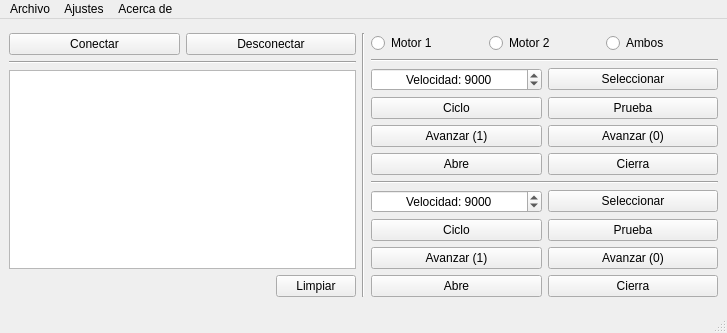
First picture: the form in App/Main.ui, repository Luis2501/Motor-Interferometro, before the edit.
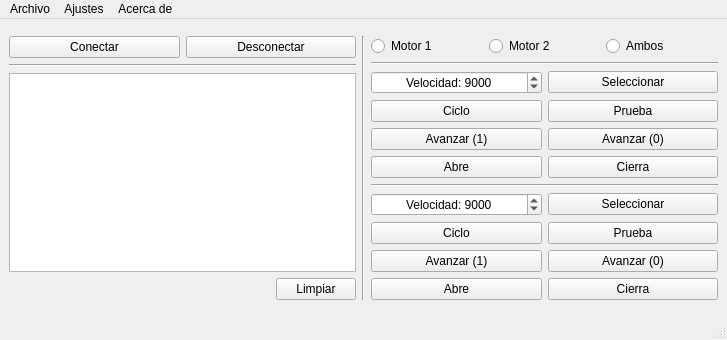
Second picture: the form after the edit.

The edit to the form file:
```diff
--- a/App/Main.ui
+++ b/App/Main.ui
@@ -7,7 +7,7 @@
     <x>0</x>
     <y>0</y>
     <width>727</width>
-    <height>333</height>
+    <height>340</height>
    </rect>
   </property>
   <property name="sizePolicy">
```
